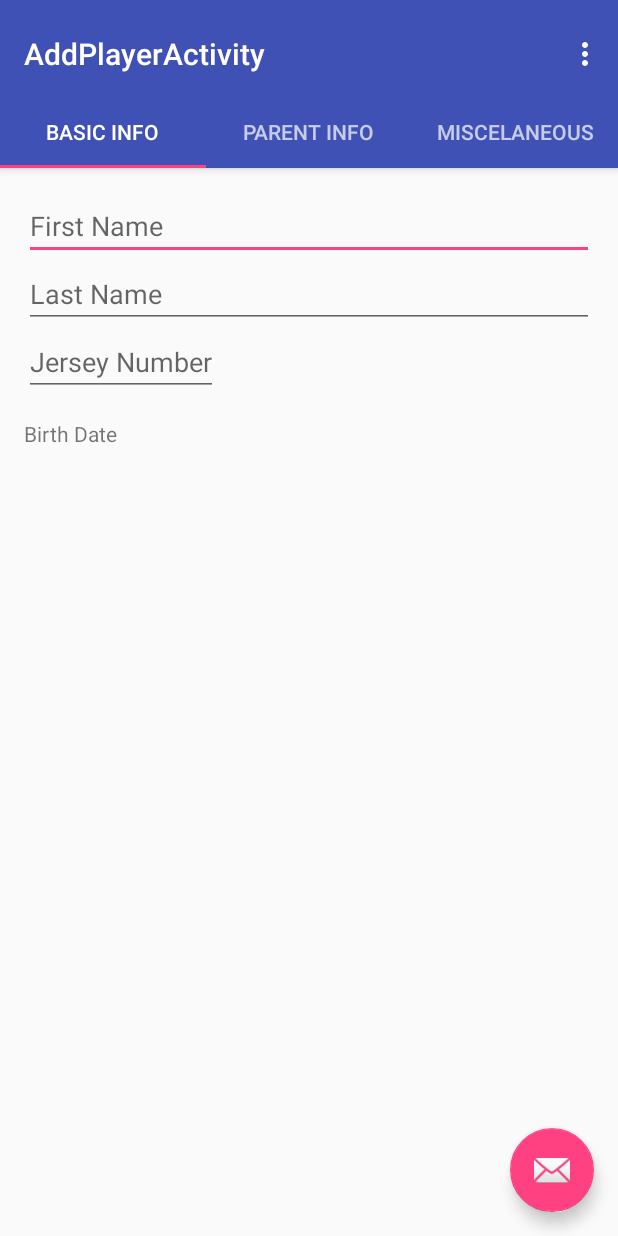
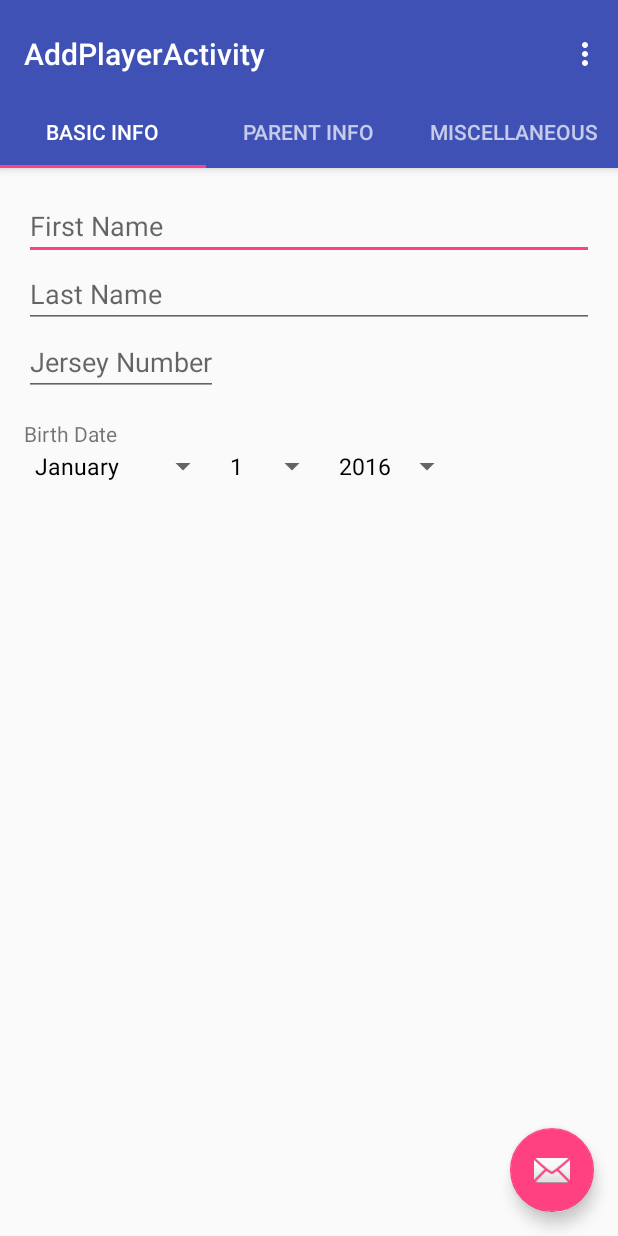
Before and after one commit to miketar27/FinalProject-MichaelTZhenzhenM, an Android app: the screen it shows after launch (AddPlayerActivity), after a tap on "Add Person", on a phone screen of 412 x 824 dp. Run offline under Robolectric (Android 15) with nearby library versions, the phone set to English and light mode, and no system bars.

Commit message:
Added Spinners to Basic Add Fragment

```diff
--- a/app/src/main/java/com/example/miket/finalproject_michaeltzhenzhenm/AddPlayerActivity.java
+++ b/app/src/main/java/com/example/miket/finalproject_michaeltzhenzhenm/AddPlayerActivity.java
@@ -57,6 +57,7 @@ public class AddPlayerActivity extends AppCompatActivity {
                         .setAction("Action", null).show();
             }
         });
+
 
     }
 
@@ -124,7 +125,7 @@ public class AddPlayerActivity extends AppCompatActivity {
                 case 1:
                     return "Parent Info";
                 case 2:
-                    return "Miscelaneous";
+                    return "Miscellaneous";
             }
             return null;
         }
--- a/app/src/main/java/com/example/miket/finalproject_michaeltzhenzhenm/MainActivity.java
+++ b/app/src/main/java/com/example/miket/finalproject_michaeltzhenzhenm/MainActivity.java
@@ -37,15 +37,20 @@ public class MainActivity extends AppCompatActivity {
         lv.setAdapter(adapter);
 
         Spinner levels = (Spinner) findViewById(R.id.spinner);
+        // Create an ArrayAdapter using the string array and a default spinner layout
         ArrayAdapter<CharSequence> levelsAdapter = ArrayAdapter.createFromResource(
                 this, R.array.group_levels, R.layout.spinner_layout);
+        // Specify the layout to use when the list of choices appears
         levelsAdapter.setDropDownViewResource(R.layout.spinner_layout);
+        // Apply the adapter to the spinner
         levels.setAdapter(levelsAdapter);
 
 
         levels.setOnItemSelectedListener(new AdapterView.OnItemSelectedListener() {
             @Override
             public void onItemSelected(AdapterView<?> parent, View view, int position, long id) {
+//                String sSelected=parent.getItemAtPosition(position).toString();
+//                Toast.makeText(this,sSelected,Toast.LENGTH_SHORT).show();
                 Toast.makeText(getBaseContext(),parent.getItemIdAtPosition(position)+ " selected", Toast.LENGTH_LONG).show();
             }
 
--- a/app/src/main/java/com/example/miket/finalproject_michaeltzhenzhenm/Tab1BasicInfo.java
+++ b/app/src/main/java/com/example/miket/finalproject_michaeltzhenzhenm/Tab1BasicInfo.java
@@ -5,6 +5,8 @@ import android.support.v4.app.Fragment;
 import android.view.LayoutInflater;
 import android.view.View;
 import android.view.ViewGroup;
+import android.widget.ArrayAdapter;
+import android.widget.Spinner;
 
 /**
  * Created by miket on 4/15/2017.
@@ -15,6 +17,33 @@ public class Tab1BasicInfo extends Fragment {
     public View onCreateView(LayoutInflater inflater, ViewGroup container,
                              Bundle savedInstanceState) {
         View rootView = inflater.inflate(R.layout.tab1_basic_info, container, false);
+        Spinner monthSpinner = (Spinner) rootView.findViewById(R.id.months_spinner);
+        // Create an ArrayAdapter using the string array and a default spinner layout
+        ArrayAdapter<CharSequence> monthAdapter = ArrayAdapter.createFromResource(getActivity(),
+                R.array.months_array, R.layout.spinner_layout);
+        // Specify the layout to use when the list of choices appears
+        monthAdapter.setDropDownViewResource(R.layout.spinner_layout);
+        // Apply the adapter to the spinner
+        monthSpinner.setAdapter(monthAdapter);
+
+        Spinner dayOfMonthSpinner = (Spinner) rootView.findViewById(R.id.days_of_month_spinner);
+        // Create an ArrayAdapter using the string array and a default spinner layout
+        ArrayAdapter<CharSequence> dayOfMonthAdapter = ArrayAdapter.createFromResource(getActivity(),
+                R.array.days_of_month_array, R.layout.spinner_layout);
+        // Specify the layout to use when the list of choices appears
+        monthAdapter.setDropDownViewResource(R.layout.spinner_layout);
+        // Apply the adapter to the spinner
+        dayOfMonthSpinner.setAdapter(dayOfMonthAdapter);
+
+        Spinner yearsSpinner = (Spinner) rootView.findViewById(R.id.years_spinner);
+        // Create an ArrayAdapter using the string array and a default spinner layout
+        ArrayAdapter<CharSequence> yearsAdapter = ArrayAdapter.createFromResource(getActivity(),
+                R.array.years_array, R.layout.spinner_layout);
+        // Specify the layout to use when the list of choices appears
+        monthAdapter.setDropDownViewResource(R.layout.spinner_layout);
+        // Apply the adapter to the spinner
+        yearsSpinner.setAdapter(yearsAdapter);
+
         return rootView;
     }
 }
--- a/app/src/main/res/layout/spinner_layout.xml
+++ b/app/src/main/res/layout/spinner_layout.xml
@@ -3,7 +3,8 @@
     android:id="@+id/spinnerTarget"
     android:layout_width="fill_parent"
     android:layout_height="wrap_content"
+    android:layout_margin="10dp"
+    android:paddingLeft="7sp"
     android:textColor="#000000"
-    android:textSize="25sp"
-    android:paddingLeft="15sp"
+    android:textSize="15sp"
     />
--- a/app/src/main/res/layout/tab1_basic_info.xml
+++ b/app/src/main/res/layout/tab1_basic_info.xml
@@ -30,5 +30,28 @@
         android:paddingTop="15dp"
         android:text="Birth Date" />
 
+    <LinearLayout
+        android:layout_width="wrap_content"
+        android:layout_height="match_parent"
+        android:orientation="horizontal">
+
+        <Spinner
+            android:id="@+id/months_spinner"
+            android:layout_width="wrap_content"
+            android:layout_height="wrap_content"></Spinner>
+
+        <Spinner
+            android:id="@+id/days_of_month_spinner"
+            android:layout_width="wrap_content"
+            android:layout_height="wrap_content"></Spinner>
+
+        <Spinner
+            android:id="@+id/years_spinner"
+            android:layout_width="wrap_content"
+            android:layout_height="wrap_content"></Spinner>
+
+
+    </LinearLayout>
+
 
 </LinearLayout>
--- /dev/null
+++ b/app/src/main/res/values/arrays.xml
@@ -0,0 +1,97 @@
+<?xml version="1.0" encoding="utf-8"?>
+<resources>
+    <string-array name="group_levels">
+        <item>Mites</item>
+        <item>Squirts</item>
+        <item>PeeWees</item>
+        <item>Bantams</item>
+        <item>Midgets</item>
+    </string-array>
+
+    <string-array name="months_array">
+        <item>January</item>
+        <item>February</item>
+        <item>March</item>
+        <item>April</item>
+        <item>May</item>
+        <item>June</item>
+        <item>July</item>
+        <item>August</item>
+        <item>September</item>
+        <item>October</item>
+        <item>November</item>
+        <item>December</item>
+    </string-array>
+
+    <string-array name="days_of_month_array">
+        <item>1</item>
+        <item>2</item>
+        <item>3</item>
+        <item>4</item>
+        <item>5</item>
+        <item>6</item>
+        <item>7</item>
+        <item>8</item>
+        <item>9</item>
+        <item>10</item>
+        <item>11</item>
+        <item>12</item>
+        <item>13</item>
+        <item>14</item>
+        <item>15</item>
+        <item>16</item>
+        <item>17</item>
+        <item>18</item>
+        <item>19</item>
+        <item>20</item>
+        <item>21</item>
+        <item>22</item>
+        <item>23</item>
+        <item>24</item>
+        <item>25</item>
+        <item>26</item>
+        <item>27</item>
+        <item>28</item>
+        <item>29</item>
+        <item>30</item>
+        <item>31</item>
+    </string-array>
+
+    <string-array name="years_array">
+        <item>2016</item>
+        <item>2015</item>
+        <item>2014</item>
+        <item>2013</item>
+        <item>2012</item>
+        <item>2011</item>
+        <item>2010</item>
+        <item>2009</item>
+        <item>2008</item>
+        <item>2007</item>
+        <item>2006</item>
+        <item>2005</item>
+        <item>2004</item>
+        <item>2003</item>
+        <item>2002</item>
+        <item>2001</item>
+        <item>2000</item>
+        <item>1999</item>
+        <item>1998</item>
+    </string-array>
+
+    <string-array name="players">
+        <item>Mike</item>
+        <item>Sean</item>
+        <item>Jamie</item>
+        <item>Andy</item>
+        <item>Yang</item>
+        <item>Cathy</item>
+        <item>Boen</item>
+        <item>Dasheng</item>
+        <item>Nigel</item>
+        <item>Iris</item>
+        <item>Adriana</item>
+        <item>Ginger</item>
+        <item>Rae</item>
+    </string-array>
+</resources>
--- a/app/src/main/res/values/strings.xml
+++ b/app/src/main/res/values/strings.xml
@@ -2,28 +2,6 @@
     <string name="app_name">YouSport</string>
     <string name="forgot_password"><u>I forgot my password</u></string>
     <string name="search_hint">Testing</string>
-    <string-array name="group_levels">
-        <item>Mites</item>
-        <item>Squirts</item>
-        <item>PeeWees</item>
-        <item>Bantams</item>
-        <item>Midgets</item>
-    </string-array>
-    <string-array name="players">
-        <item>Mike</item>
-        <item>Sean</item>
-        <item>Jamie</item>
-        <item>Andy</item>
-        <item>Yang</item>
-        <item>Cathy</item>
-        <item>Boen</item>
-        <item>Dasheng</item>
-        <item>Nigel</item>
-        <item>Iris</item>
-        <item>Adriana</item>
-        <item>Ginger</item>
-        <item>Rae</item>
-    </string-array>
     <string name="title_activity_add_player">AddPlayerActivity</string>
     <string name="action_settings">Settings</string>
     <string name="section_format">Hello World from section: %1$d</string>
--- a/build.gradle
+++ b/build.gradle
@@ -5,7 +5,7 @@ buildscript {
         jcenter()
     }
     dependencies {
-        classpath 'com.android.tools.build:gradle:2.3.0'
+        classpath 'com.android.tools.build:gradle:2.3.1'
 
         // NOTE: Do not place your application dependencies here; they belong
         // in the individual module build.gradle files
```
